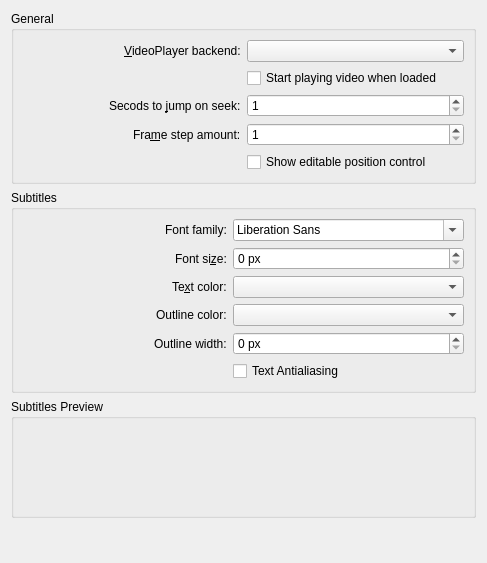
The window that src/configs/playerconfigwidget.ui (maxrd2/SubtitleComposer) describes before a commit, drawn with Qt 5.
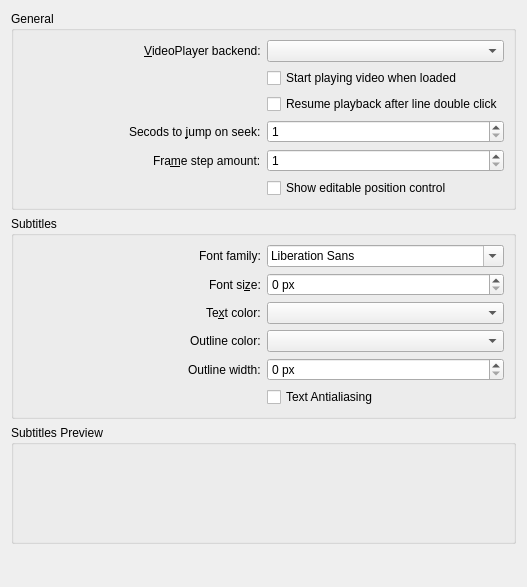
The same window after the commit. Custom widgets are drawn as their Qt base class.

Commit message: Moved UnpauseOnDoubleClick option to video player settings.

```diff
--- a/src/configs/playerconfigwidget.ui
+++ b/src/configs/playerconfigwidget.ui
@@ -6,8 +6,8 @@
    <rect>
     <x>0</x>
     <y>0</y>
-    <width>487</width>
-    <height>563</height>
+    <width>527</width>
+    <height>587</height>
    </rect>
   </property>
   <layout class="QVBoxLayout" name="verticalLayout">
@@ -17,37 +17,7 @@
       <string>General</string>
      </property>
      <layout class="QGridLayout" name="gridLayout" columnstretch="1,1">
-      <item row="0" column="0" alignment="Qt::AlignRight">
-       <widget class="QLabel" name="label_3">
-        <property name="text">
-         <string>&amp;VideoPlayer backend:</string>
-        </property>
-        <property name="buddy">
-         <cstring>kcfg_PlayerBackend</cstring>
-        </property>
-       </widget>
-      </item>
-      <item row="4" column="1">
-       <widget class="QCheckBox" name="kcfg_ShowPositionTimeEdit">
-        <property name="text">
-         <string>Show editable position control</string>
-        </property>
-       </widget>
-      </item>
-      <item row="0" column="1">
-       <widget class="QComboBox" name="kcfg_PlayerBackend"/>
-      </item>
-      <item row="2" column="1">
-       <widget class="QSpinBox" name="kcfg_SeekJumpLength">
-        <property name="minimum">
-         <number>1</number>
-        </property>
-        <property name="maximum">
-         <number>300</number>
-        </property>
-       </widget>
-      </item>
-      <item row="2" column="0" alignment="Qt::AlignRight">
+      <item row="3" column="0" alignment="Qt::AlignRight">
        <widget class="QLabel" name="label_4">
         <property name="text">
          <string>Secods to &amp;jump on seek:</string>
@@ -57,7 +27,7 @@
         </property>
        </widget>
       </item>
-      <item row="3" column="1">
+      <item row="4" column="1">
        <widget class="QSpinBox" name="kcfg_StepJumpLength">
         <property name="minimum">
          <number>1</number>
@@ -67,7 +37,37 @@
         </property>
        </widget>
       </item>
-      <item row="3" column="0" alignment="Qt::AlignRight">
+      <item row="0" column="1">
+       <widget class="QComboBox" name="kcfg_PlayerBackend"/>
+      </item>
+      <item row="5" column="1">
+       <widget class="QCheckBox" name="kcfg_ShowPositionTimeEdit">
+        <property name="text">
+         <string>Show editable position control</string>
+        </property>
+       </widget>
+      </item>
+      <item row="0" column="0" alignment="Qt::AlignRight">
+       <widget class="QLabel" name="label_3">
+        <property name="text">
+         <string>&amp;VideoPlayer backend:</string>
+        </property>
+        <property name="buddy">
+         <cstring>kcfg_PlayerBackend</cstring>
+        </property>
+       </widget>
+      </item>
+      <item row="3" column="1">
+       <widget class="QSpinBox" name="kcfg_SeekJumpLength">
+        <property name="minimum">
+         <number>1</number>
+        </property>
+        <property name="maximum">
+         <number>300</number>
+        </property>
+       </widget>
+      </item>
+      <item row="4" column="0" alignment="Qt::AlignRight">
        <widget class="QLabel" name="label">
         <property name="text">
          <string>Fra&amp;me step amount:</string>
@@ -84,6 +84,13 @@
         </property>
        </widget>
       </item>
+      <item row="2" column="1">
+       <widget class="QCheckBox" name="kcfg_UnpauseOnDoubleClick">
+        <property name="text">
+         <string>Resume playback after line double click</string>
+        </property>
+       </widget>
+      </item>
      </layout>
     </widget>
    </item>
```
Left out of the diff: 1 changed line with no effect on the pictures. The commit also changes 1 other file.
